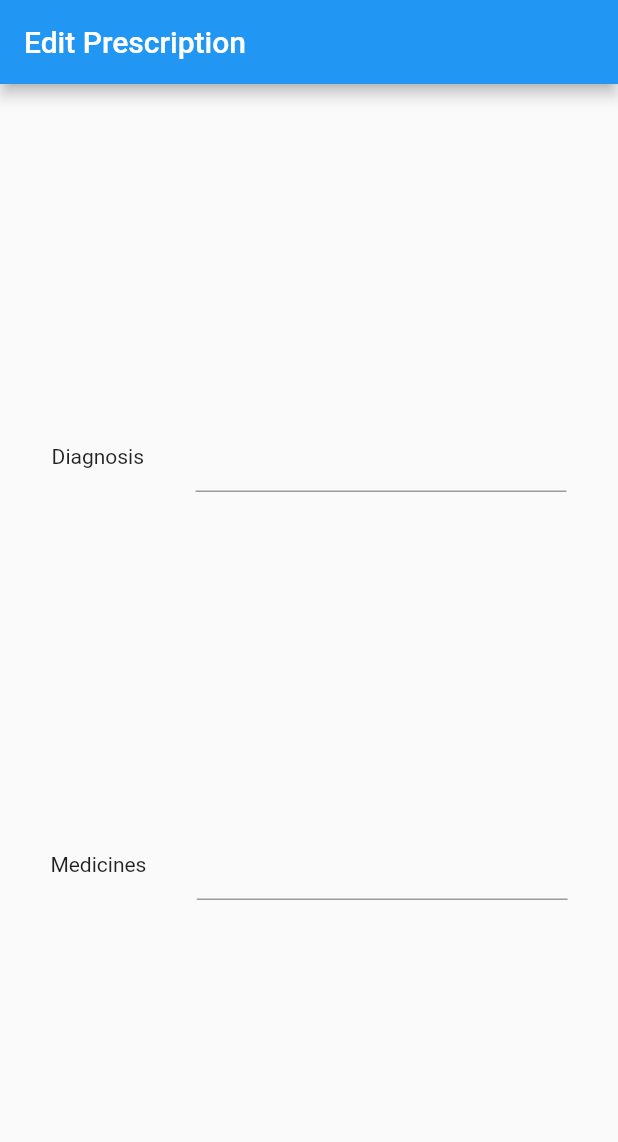
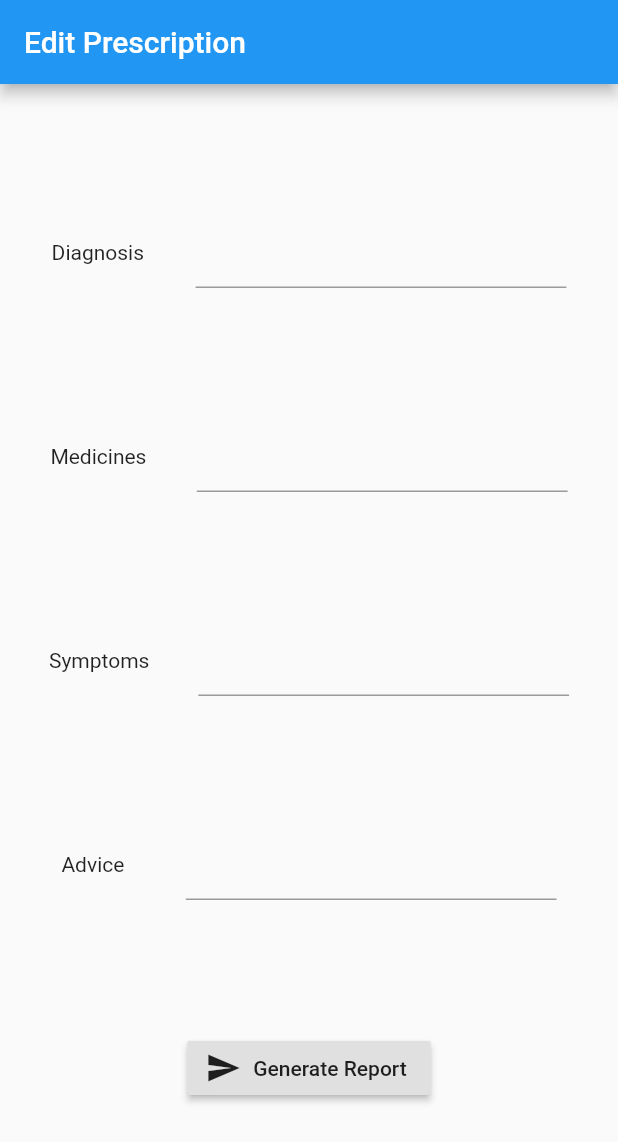
Before and after one commit to aparnak799/ScribePlus, a Flutter app: the EditPrescription screen opened directly with empty values, on a phone screen of 412 x 824 dp. Shown: the top 1142 px of the screen. Run offline on Flutter 3.47's test engine with Material 2 defaults, Android fonts, the light colour scheme and no system bars; our stand-ins replace file, jiffy, permission_handler, shared_preferences; missing offline and left inert: audio_recorder, flutter_socket_io, qrscan; accounts and stored records are empty.

Commit message:
Fix v0.0.1- fully integrated

```diff
--- a/lib/main.dart
+++ b/lib/main.dart
@@ -1,4 +1,5 @@
 import 'package:ScribePlus/screens/doctor_login.dart';
+import 'package:ScribePlus/screens/processing_prescription.dart';
 import 'package:ScribePlus/screens/scan_patient.dart';
 import 'package:flutter/material.dart';
 
--- a/lib/screens/add_prescription.dart
+++ b/lib/screens/add_prescription.dart
@@ -72,6 +72,7 @@ class _UploadAudioPrescriptionState extends State<UploadAudioPrescription> {
               new RaisedButton(
                 child: new Text("Send Data"),
                 onPressed: (){
+                  // Navigator.pushReplacement(context, new MaterialPageRoute(builder: (context) => FollowUp(patientAddress:this.patientAddress,socketEvent: '1594885789066')));
                   uploadAudio().then((socketEvent){
                     if(socketEvent!='')
                       Navigator.pushReplacement(context, new MaterialPageRoute(builder: (context) => FollowUp(patientAddress:this.patientAddress,socketEvent: socketEvent)));
@@ -112,10 +113,10 @@ class _UploadAudioPrescriptionState extends State<UploadAudioPrescription> {
   var response=await streamedResponse.stream.bytesToString();
   var parsedJson = json.decode(response);
   print(parsedJson);
-  print(parsedJson['socketID']);
+  print(parsedJson['socketId']);
   prefs.setString("Socket-ID", parsedJson['socketID']);
   // return parsedJson['socketID'];
-  return parsedJson['socketID'];
+  return parsedJson['socketId'];
   }
 
   _start() async {
--- a/lib/screens/edit_prescription.dart
+++ b/lib/screens/edit_prescription.dart
@@ -15,15 +15,21 @@ class _EditPrescriptionState extends State<EditPrescription> {
   String patientAddress;
   TextEditingController diagnosisController;
   TextEditingController medicinesController;
-
+  TextEditingController symptomsController;
+  TextEditingController adviceController;
+  _EditPrescriptionState(this.patientAddress,this.prescription);
   @override
   void initState() {
-    diagnosisController.text=prescription['Disease'];
-    medicinesController.text=prescription['Drugs'];
+    print('Prescription: $prescription');
+    print('Patient address: $patientAddress');
+    diagnosisController=new TextEditingController(text: prescription['Disease']);
+    medicinesController=new TextEditingController(text: prescription['Drugs']);
+    symptomsController=new TextEditingController(text: prescription['Symptoms']);
+    adviceController=new TextEditingController();
     super.initState();
 
   }
-  _EditPrescriptionState(patientAddress,prescription);
+
   @override
   Widget build(BuildContext context) {
     // double width=MediaQuery.of(context).size.width;
@@ -36,7 +42,21 @@ class _EditPrescriptionState extends State<EditPrescription> {
         mainAxisAlignment: MainAxisAlignment.spaceEvenly,
         children: <Widget>[
           prescriptionRowWidget('Diagnosis',diagnosisController),
-          prescriptionRowWidget('Medicines',medicinesController)
+          prescriptionRowWidget('Medicines',medicinesController),
+          prescriptionRowWidget('Symptoms', symptomsController),
+          prescriptionRowWidget('Advice', adviceController),
+          RaisedButton.icon(
+            icon: Icon(Icons.send),
+            label: Text("Generate Report"),
+            onPressed: (){
+              print({
+                'Diagnosis':diagnosisController.text,
+                'Medicines':medicinesController.text,
+                'Symptoms':medicinesController.text,
+                'Advice':adviceController.text
+              });
+            },
+          )
 
         ],
 
```
Also changed, not shown: lib/screens/processing_prescription.dart (+5 -3 lines). Lines whose indentation alone changed are shown as unchanged.
